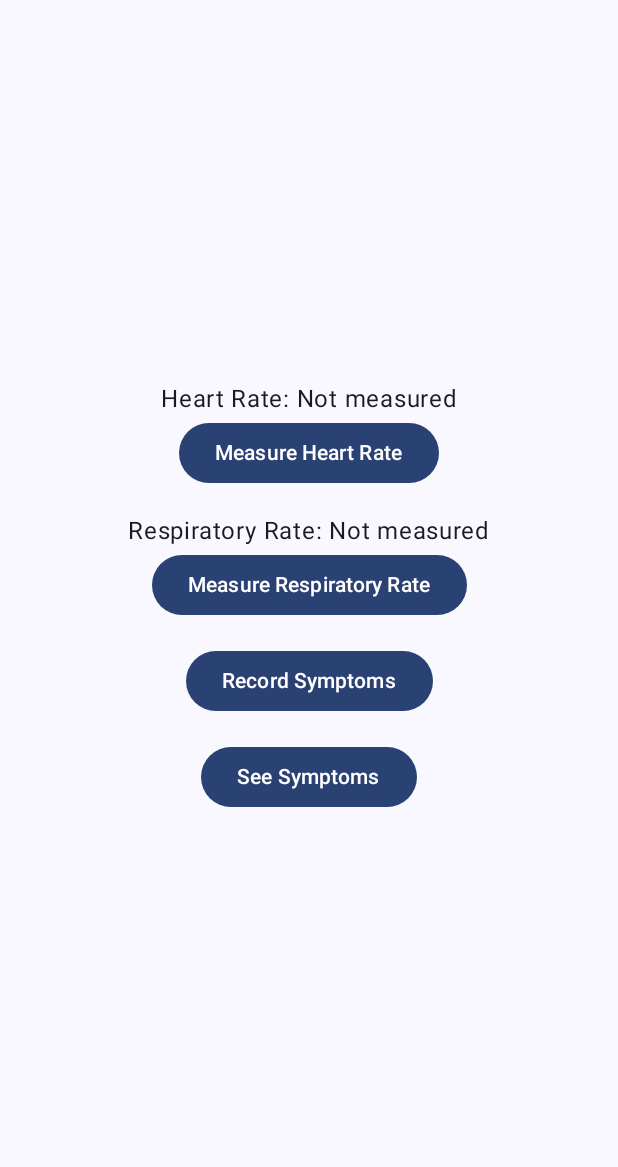
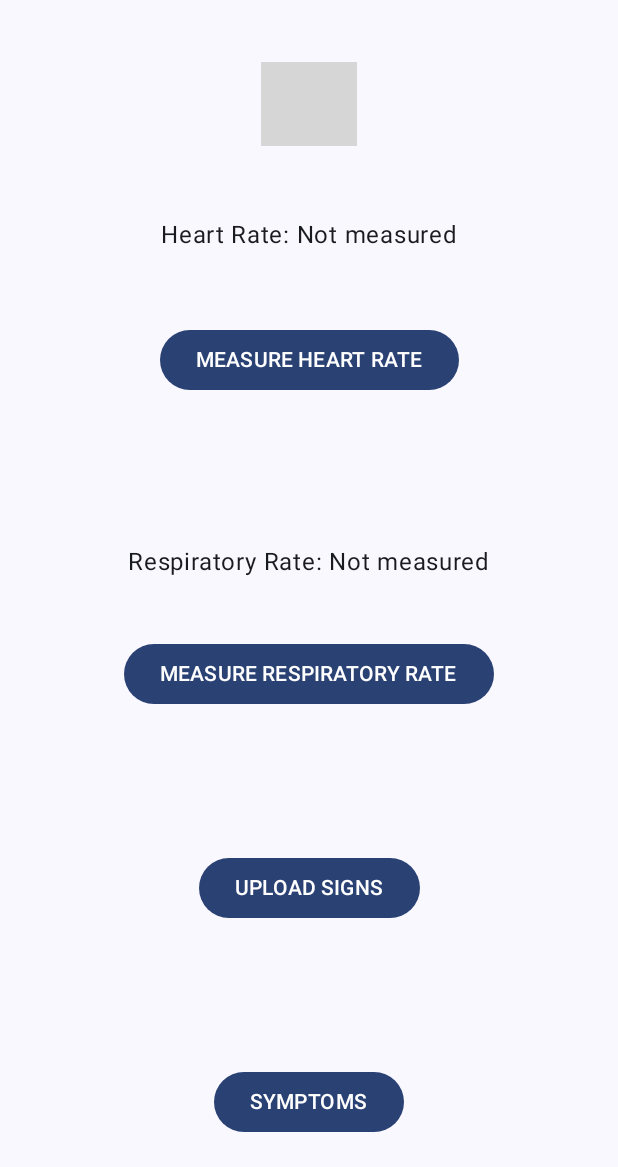
Before and after one commit to ak-asu/Context-Monitor, an Android app built with Jetpack Compose: the screen it shows after launch (MainActivity), on a phone screen of 412 x 824 dp, the part 69-1236 px from its top. Run offline under Robolectric (Android 15) with nearby library versions, the phone set to English and light mode, and no system bars; libraries missing offline, so code that uses them is left out: androidx.camera.core, androidx.camera.lifecycle, androidx.camera.video, androidx.camera.view; 1 statement that could not run was skipped; grey boxes are pictures that could not be loaded.

Commit message:
major working functionality

```diff
--- a/app/src/main/java/com/akheparasu/contextmonitor/MainActivity.kt
+++ b/app/src/main/java/com/akheparasu/contextmonitor/MainActivity.kt
@@ -1,8 +1,6 @@
 package com.akheparasu.contextmonitor
 
 import android.Manifest
-import android.content.Context
-import android.hardware.SensorManager
 import android.os.Bundle
 import androidx.activity.ComponentActivity
 import androidx.activity.compose.setContent
@@ -11,40 +9,27 @@ import androidx.compose.foundation.layout.fillMaxSize
 import androidx.compose.material3.*
 import androidx.compose.runtime.Composable
 import androidx.compose.ui.Modifier
-import androidx.compose.ui.tooling.preview.Preview
 import androidx.core.content.ContextCompat
-import com.akheparasu.contextmonitor.ui.theme.ContextMonitorTheme
 import android.content.pm.PackageManager
-import android.hardware.Sensor
-import android.hardware.SensorEvent
-import android.hardware.SensorEventListener
+import android.net.Uri
+import android.widget.Toast
 import androidx.activity.compose.rememberLauncherForActivityResult
 import androidx.activity.result.contract.ActivityResultContracts
 import androidx.activity.viewModels
-import androidx.camera.core.CameraSelector
 import androidx.camera.view.PreviewView
 import androidx.compose.foundation.layout.*
 import androidx.compose.runtime.*
+import androidx.compose.runtime.saveable.rememberSaveable
 import androidx.compose.ui.Alignment
 import androidx.compose.ui.platform.LocalContext
 import androidx.compose.ui.unit.dp
 import androidx.compose.ui.viewinterop.AndroidView
-import androidx.lifecycle.ViewModel
 import androidx.lifecycle.compose.LocalLifecycleOwner
 import androidx.navigation.NavHostController
 import androidx.navigation.compose.*
-import com.akheparasu.contextmonitor.ui.AddSymptomsScreen
-import com.akheparasu.contextmonitor.ui.HeartRateModel
-import com.akheparasu.contextmonitor.ui.HeartRateModelFactory
-import com.akheparasu.contextmonitor.ui.RespiratoryRateModel
-import com.akheparasu.contextmonitor.ui.RespiratoryRateModelFactory
-import com.akheparasu.contextmonitor.ui.SymptomAddModel
-import com.akheparasu.contextmonitor.ui.SymptomAddModelFactory
-import com.akheparasu.contextmonitor.ui.SymptomViewModel
-import com.akheparasu.contextmonitor.ui.SymptomViewModelFactory
-import com.akheparasu.contextmonitor.ui.ViewSymptomsScreen
-import com.akheparasu.contextmonitor.utils.heartRateCalculator
-import com.akheparasu.contextmonitor.utils.respiratoryRateCalculator
+import com.akheparasu.contextmonitor.ui.*
+import com.akheparasu.contextmonitor.utils.*
+import com.akheparasu.contextmonitor.ui.theme.ContextMonitorTheme
 
 class MainActivity : ComponentActivity() {
     @OptIn(ExperimentalMaterial3Api::class)
@@ -56,17 +41,17 @@ class MainActivity : ComponentActivity() {
         val respiratoryRateModel: RespiratoryRateModel by viewModels {
             RespiratoryRateModelFactory(application)
         }
-        val addSymptomModel: SymptomAddModel by viewModels {
-            SymptomAddModelFactory(application)
+        val addSymptomModel: AddSymptomsViewModel by viewModels {
+            AddSymptomsViewModelFactory(application)
         }
-        val viewSymptomModel: SymptomViewModel by viewModels {
-            SymptomViewModelFactory(application)
+        val viewSymptomModel: ViewSymptomsModel by viewModels {
+            ViewSymptomsModelFactory(application)
         }
         enableEdgeToEdge()
         setContent {
             ContextMonitorTheme {
                 val navController = rememberNavController()
-                Scaffold (
+                Scaffold(
                     topBar = {
                         TopAppBar(
                             title = { Text(getString(R.string.app_name)) }
@@ -79,19 +64,20 @@ class MainActivity : ComponentActivity() {
                                 navController = navController,
                                 heartRateModel = heartRateModel,
                                 respiratoryRateModel = respiratoryRateModel,
-                                padding = padding)
+                                padding = padding
+                            )
                         }
                         composable("second/{heartRate}/{respiratoryRate}") { backStackEntry ->
-                            val heartRat = backStackEntry.arguments?.getString("heartRate")
-                            val respiratoryRate = backStackEntry.arguments?.getString("respiratoryRate")
-                            val heartRate = 0f
+                            val heartRate = backStackEntry.arguments?.getInt("heartRate")
+                            val respiratoryRate =
+                                backStackEntry.arguments?.getInt("respiratoryRate")
                             if (heartRate != null && respiratoryRate != null) {
                                 AddSymptomsScreen(
                                     navController = navController,
                                     viewModel = addSymptomModel,
                                     padding = padding,
-                                    heartRate = heartRate.toFloat(),
-                                    respiratoryRate = respiratoryRate.toFloat()
+                                    heartRate = heartRate,
+                                    respiratoryRate = respiratoryRate
                                 )
                             }
                         }
@@ -111,88 +97,126 @@ fun ContextMonitorApp(
     padding: PaddingValues
 ) {
     val context = LocalContext.current
+    val lifecycleOwner = LocalLifecycleOwner.current
 
-    var heartRate by remember { mutableStateOf<Float?>(null) }
-    var respiratoryRate by remember { mutableStateOf<Float?>(null) }
+    var heartRate by rememberSaveable { mutableStateOf<Int?>(null) }
+    var respiratoryRate by rememberSaveable { mutableStateOf<Int?>(null) }
 
-    val isCollecting by remember { respiratoryRateModel.isCollecting }
-    val accelerometerValues = respiratoryRateModel.accelerometerValues
+    var isCalculatingRR by rememberSaveable { mutableStateOf(false) }
+    var isCollectingRR by rememberSaveable { mutableStateOf(false) }
 
-    if (!isCollecting && accelerometerValues.isNotEmpty()) {
-        respiratoryRate = respiratoryRateCalculator(accelerometerValues).toFloat()
+    if (!isCollectingRR
+        && respiratoryRateModel.accelerometerValues.isNotEmpty()
+        && respiratoryRate == null
+    ) {
+        respiratoryRate = respiratoryRateCalculator(respiratoryRateModel.accelerometerValues)
     }
 
-//    if (!isRecording && accelerometerValues.isNotEmpty()) {
-//        respiratoryRate = respiratoryRateCalculator(accelerometerValues).toFloat()
-//    }
-
-    val hasCameraPermission = ContextCompat.checkSelfPermission(context, Manifest.permission.CAMERA) == PackageManager.PERMISSION_GRANTED
+    val hasCameraPermission = ContextCompat.checkSelfPermission(
+        context,
+        Manifest.permission.CAMERA
+    ) == PackageManager.PERMISSION_GRANTED
     val permissionLauncher = rememberLauncherForActivityResult(
         ActivityResultContracts.RequestPermission()
     ) { isGranted ->
         if (isGranted) {
-            // heartRate = viewModel.measureHeartRate()
+
         }
     }
-    val lifecycleOwner = LocalLifecycleOwner.current
-    var isRecording by remember { mutableStateOf(false) }
+    var isRecordingHR by rememberSaveable { mutableStateOf(false) }
+    var isCalculatingHR by rememberSaveable { mutableStateOf(false) }
+    var videoUri by rememberSaveable { mutableStateOf<Uri?>(null) }
 
+    LaunchedEffect(videoUri) {
+        if (videoUri != null) {
+            heartRate = heartRateCalculator(videoUri!!, context.contentResolver)
+            isCalculatingHR = false
+        }
+    }
     // Register and unregister sensor listener
-//    DisposableEffect(sensorManager) {
+//    DisposableEffect(SensorManager) {
 //        accelerometer?.let { sensor ->
 //            sensorManager.registerListener(sensorEventListener, sensor, SensorManager.SENSOR_DELAY_NORMAL)
 //        }
 //        onDispose {
-//            sensorManager?.unregisterListener(sensorEventListener)
+//            respiratoryRateModelsensorManager?.unregisterListener(sensorEventListener)
 //        }
 //    }
 
     Column(
-        modifier = Modifier.fillMaxSize().padding(padding),
+        modifier = Modifier
+            .fillMaxSize()
+            .padding(padding),
         horizontalAlignment = Alignment.CenterHorizontally,
-        verticalArrangement = Arrangement.Center
+        verticalArrangement = Arrangement.SpaceAround
     ) {
-        Text(text = "Heart Rate: ${heartRate ?: "Not measured"}")
-        Button(onClick = {
-            if (!hasCameraPermission) {
-                permissionLauncher.launch(Manifest.permission.CAMERA)
-            } else {
-                if (!isRecording) {
-                    isRecording = true
-                }
-            }
-        }) {
-            Text("Measure Heart Rate")
-        }
-
-// Camera preview using CameraX PreviewView
-        if (isRecording) {
         AndroidView(
             factory = { context ->
                 PreviewView(context).apply {
                     // Start the camera capture when the view is created
+                    if (isRecordingHR) {
                     heartRateModel.startVideoCapture(
+                        contentResolver = context.contentResolver,
                         lifecycleOwner = lifecycleOwner,
                         surfaceProvider = surfaceProvider
-                        )
-                        heartRateModel.startRecording()
+                    ) { uri ->
+                        videoUri = uri
+                        isRecordingHR = false
+                        isCalculatingHR = true
+                        Toast.makeText(context, "Video saved to: $uri", Toast.LENGTH_LONG).show()
+                    }
+                    }
                 }
             },
-                modifier = Modifier.fillMaxSize()
+            modifier = Modifier
+                .size(64.dp)
+                .padding(vertical = 4.dp)
         )
+        Text(
+            text = "Heart Rate: " +
+                    if (isRecordingHR) {
+                        "Recording..."
+                    } else if (isCalculatingHR) {
+                        "Calculating..."
+                    } else {
+                        heartRate?.toString() ?: "Not measured"
+                    },
+            modifier = Modifier.padding(vertical = 4.dp)
+        )
+        Button(
+            onClick = {
+                if (!hasCameraPermission) {
+                    permissionLauncher.launch(Manifest.permission.CAMERA)
+                } else {
+                    if (!isRecordingHR) {
+                        isRecordingHR = true
+                    }
+                }
+            },
+            modifier = Modifier.padding(vertical = 4.dp)
+        ) {
+            Text("MEASURE HEART RATE")
         }
 
         Spacer(modifier = Modifier.height(16.dp))
 
-        Text(text = "Respiratory Rate: ${respiratoryRate ?: "Not measured"}")
+        Text(
+            text = "Respiratory Rate: " +
+                    if (isCollectingRR) {
+                        "Collecting..."
+                    } else if (isCalculatingRR) {
+                        "Calculating..."
+                    } else {
+                        respiratoryRate?.toString() ?: "Not measured"
+                    }
+        )
         Button(onClick = {
-            if (isCollecting) {
+            if (isCollectingRR) {
                 respiratoryRateModel.clearValues()
-                accelerometerValues.clear()
             }
             respiratoryRateModel.startAccelerometerDataCapture()
         }) {
-            Text("Measure Respiratory Rate")
+            Text("MEASURE RESPIRATORY RATE")
         }
 
         Spacer(modifier = Modifier.height(16.dp))
@@ -200,7 +224,7 @@ fun ContextMonitorApp(
         Button(onClick = {
             navController.navigate("second/$heartRate/$respiratoryRate")
         }) {
-            Text("Record Symptoms")
+            Text("UPLOAD SIGNS")
         }
 
         Spacer(modifier = Modifier.height(16.dp))
@@ -208,19 +232,7 @@ fun ContextMonitorApp(
         Button(onClick = {
             navController.navigate("third")
         }) {
-            Text("See Symptoms")
+            Text("SYMPTOMS")
         }
     }
 }
-
-//@Preview(showBackground = true)
-//@Composable
-//fun ContextMonitorAppPreview() {
-//    ContextMonitorTheme {
-//        ContextMonitorApp(
-//            viewModel = MainViewModel(),
-//            navController = rememberNavController(),
-//            padding = PaddingValues(16.dp)
-//        )
-//    }
-//}
--- a/app/src/main/java/com/akheparasu/contextmonitor/storage/DataDao.kt
+++ b/app/src/main/java/com/akheparasu/contextmonitor/storage/DataDao.kt
@@ -10,6 +10,6 @@ interface DataDao {
     @Insert
     suspend fun insertRow(dataEntity: DataEntity)
 
-    @Query("SELECT * FROM health_data")
+    @Query("SELECT * FROM health_datatable")
     fun getAllRows(): Flow<List<DataEntity>>
 }
--- a/app/src/main/java/com/akheparasu/contextmonitor/storage/DataEntity.kt
+++ b/app/src/main/java/com/akheparasu/contextmonitor/storage/DataEntity.kt
@@ -5,11 +5,11 @@ import androidx.room.Entity
 import androidx.room.PrimaryKey
 import java.util.Date
 
-@Entity(tableName = "health_data")
+@Entity(tableName = "health_datatable")
 data class DataEntity(
     @PrimaryKey(autoGenerate = true) val id: Int = 0,
-    @ColumnInfo(name = "heartRate") val heartRate: Float,
-    @ColumnInfo(name = "respiratoryRate") val respiratoryRate: Float,
+    @ColumnInfo(name = "heartRate") val heartRate: Int,
+    @ColumnInfo(name = "respiratoryRate") val respiratoryRate: Int,
     @ColumnInfo(name = "symptoms") val symptoms: Map<String, Int>,
     @ColumnInfo(name = "recordedOn") val recordedOn: Date
 )
--- a/app/src/main/java/com/akheparasu/contextmonitor/ui/HeartRateModel.kt
+++ b/app/src/main/java/com/akheparasu/contextmonitor/ui/HeartRateModel.kt
@@ -1,11 +1,15 @@
 package com.akheparasu.contextmonitor.ui
 
 import android.app.Application
+import android.content.ContentResolver
 import android.content.ContentValues
-import android.os.Build
+import android.net.Uri
 import android.provider.MediaStore
+import android.util.Log
+import androidx.camera.core.Camera
 import androidx.camera.core.CameraSelector
 import androidx.camera.core.Preview
+import androidx.camera.core.Preview.SurfaceProvider
 import androidx.camera.lifecycle.ProcessCameraProvider
 import androidx.camera.video.*
 import androidx.camera.video.Recorder
@@ -25,65 +29,76 @@ import java.util.*
 class HeartRateModel(application: Application) : AndroidViewModel(application) {
     private var videoCapture: VideoCapture<Recorder>? = null
     private var recording: Recording? = null
+    private var camera: Camera? = null
 
-    // Start video capture
-    fun startVideoCapture(lifecycleOwner: LifecycleOwner, surfaceProvider: Preview.SurfaceProvider) {
-        val cameraProviderFuture = ProcessCameraProvider.getInstance(getApplication<Application>().applicationContext)
+    fun startVideoCapture(
+        contentResolver: ContentResolver,
+        surfaceProvider: SurfaceProvider,
+        lifecycleOwner: LifecycleOwner,
+        onVideoRecorded: (Uri?) -> Unit
+    ) {
+        val context = getApplication<Application>().applicationContext
+        val cameraProviderFuture = ProcessCameraProvider.getInstance(context)
         cameraProviderFuture.addListener({
             val cameraProvider = cameraProviderFuture.get()
             val preview = Preview.Builder().build().also {
                 it.setSurfaceProvider(surfaceProvider)
             }
-
-            // Create a video recorder without audio
             val recorder = Recorder.Builder()
                 .setQualitySelector(QualitySelector.from(Quality.HIGHEST))
                 .build()
-
             videoCapture = VideoCapture.withOutput(recorder)
-
             val cameraSelector = CameraSelector.DEFAULT_BACK_CAMERA
-
-            // Bind the camera provider to the lifecycle
+            // Bind the camera and preview to the lifecycle
             try {
                 cameraProvider.unbindAll()
-                cameraProvider.bindToLifecycle(
+                camera = cameraProvider.bindToLifecycle(
                     lifecycleOwner, cameraSelector, preview, videoCapture
                 )
+                startRecording(contentResolver, onVideoRecorded)
             } catch (exc: Exception) {
-                // Handle exceptions
+                Log.e("VideoCapture", "Camera binding failed: ${exc.message}", exc)
             }
-        }, ContextCompat.getMainExecutor(getApplication<Application>().applicationContext))
+        }, ContextCompat.getMainExecutor(context))
     }
 
-    // Start video recording for 45 seconds
-    fun startRecording() {
+    private fun startRecording(contentResolver: ContentResolver, onVideoRecorded: (Uri?) -> Unit) {
+        val context = getApplication<Application>().applicationContext
         videoCapture?.let { videoCapture ->
-            val name = SimpleDateFormat("yyyy-MM-dd-HH-mm-ss-SSS", Locale.US)
+            val name = "heart_rate_" + SimpleDateFormat("yyyy-MM-dd-HH-mm-ss-SSS", Locale.US)
                 .format(System.currentTimeMillis())
             val contentValues = ContentValues().apply {
                 put(MediaStore.MediaColumns.DISPLAY_NAME, name)
                 put(MediaStore.MediaColumns.MIME_TYPE, "video/mp4")
-                if (Build.VERSION.SDK_INT >= Build.VERSION_CODES.Q) {
-                    put(MediaStore.Video.Media.RELATIVE_PATH, "Movies/CameraX-Video")
-                }
+                put(MediaStore.Video.Media.RELATIVE_PATH, "Movies/CameraX-Video")
             }
-
             val outputOptions = MediaStoreOutputOptions.Builder(
-                getApplication<Application>().contentResolver,
+                contentResolver,
                 MediaStore.Video.Media.EXTERNAL_CONTENT_URI
             )
                 .setContentValues(contentValues)
                 .build()
-
+            camera?.cameraControl?.enableTorch(true)
             // Start recording
             recording = videoCapture.output
-                .prepareRecording(getApplication<Application>().applicationContext, outputOptions)
-                .start(ContextCompat.getMainExecutor(getApplication<Application>().applicationContext)) {
-                    // Handle video capture events
+                .prepareRecording(context, outputOptions)
+                .start(ContextCompat.getMainExecutor(context)) { recordEvent ->
+                    when (recordEvent) {
+                        is VideoRecordEvent.Start -> {
+                            Log.e("VideoCapture", "started recording")
+                        }
+
+                        is VideoRecordEvent.Finalize -> {
+                            onVideoRecorded(
+                                if (recordEvent.outputResults.outputUri != Uri.EMPTY) {
+                                    recordEvent.outputResults.outputUri
+                                } else {
+                                    null
+                                }
+                            )
+                        }
+                    }
                 }
-
-            // Stop recording after 45 seconds
             viewModelScope.launch(Dispatchers.Main) {
                 delay(45_000)
                 stopRecording()
@@ -91,14 +106,12 @@ class HeartRateModel(application: Application) : AndroidViewModel(application) {
         }
     }
 
-    // Stop video recording
     private fun stopRecording() {
         recording?.stop()
         recording = null
+        camera?.cameraControl?.enableTorch(false)
     }
 }
-
-
 
 class HeartRateModelFactory(
     private val application: Application
--- a/gradle/libs.versions.toml
+++ b/gradle/libs.versions.toml
@@ -1,5 +1,6 @@
 [versions]
 agp = "8.6.0"
+cameraCamera2 = "1.1.0"
 cameraVideo = "1.3.4"
 gson = "2.10.1"
 kotlin = "1.9.0"
@@ -7,6 +8,7 @@ coreKtx = "1.13.1"
 junit = "4.13.2"
 junitVersion = "1.2.1"
 espressoCore = "3.6.1"
+lifecycleCamera = "1.1.0"
 lifecycleRuntimeKtx = "2.8.5"
 activityCompose = "1.9.2"
 composeBom = "2024.04.01"
@@ -23,9 +25,11 @@ androidx-camera-extensions = { module = "androidx.camera:camera-extensions", ver
 androidx-camera-video = { module = "androidx.camera:camera-video", version.ref = "cameraVideo" }
 androidx-camera-view = { module = "androidx.camera:camera-view", version.ref = "cameraVideo" }
 androidx-core-ktx = { group = "androidx.core", name = "core-ktx", version.ref = "coreKtx" }
+androidx-lifecycle-camera = { module = "androidx.camera.lifecycle:lifecycle-camera", version.ref = "lifecycleCamera" }
 androidx-room-compiler = { module = "androidx.room:room-compiler", version.ref = "roomKtxVersion" }
 androidx-room-ktx-v250 = { module = "androidx.room:room-ktx", version.ref = "roomKtxVersion" }
 androidx-room-runtime = { module = "androidx.room:room-runtime", version.ref = "roomKtxVersion" }
+camera-camera2 = { module = "androidx.camera.camera2:camera-camera2", version.ref = "cameraCamera2" }
 gson = { module = "com.google.code.gson:gson", version.ref = "gson" }
 junit = { group = "junit", name = "junit", version.ref = "junit" }
 androidx-junit = { group = "androidx.test.ext", name = "junit", version.ref = "junitVersion" }
```
Also changed, not shown: app/build.gradle (+7 -7 lines), app/src/main/AndroidManifest.xml (+6 -5 lines), app/src/main/java/com/akheparasu/contextmonitor/ui/AddSymptomsScreen.kt (+28 -36 lines), app/src/main/java/com/akheparasu/contextmonitor/ui/ViewSymptomsScreen.kt (+16 -28 lines). Lines whose indentation alone changed are shown as unchanged.
